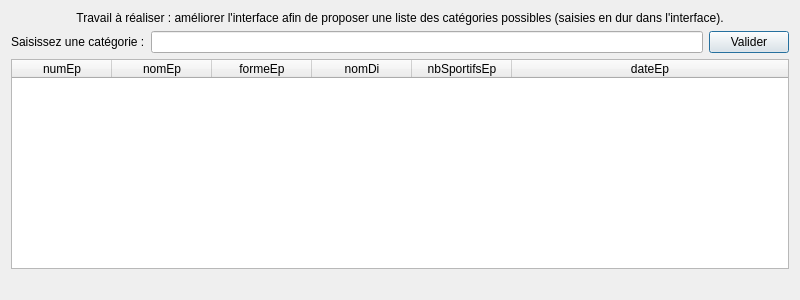
Qt form gui/fct_comp_2.ui (BenoitPE/CEBDProject) before a commit.
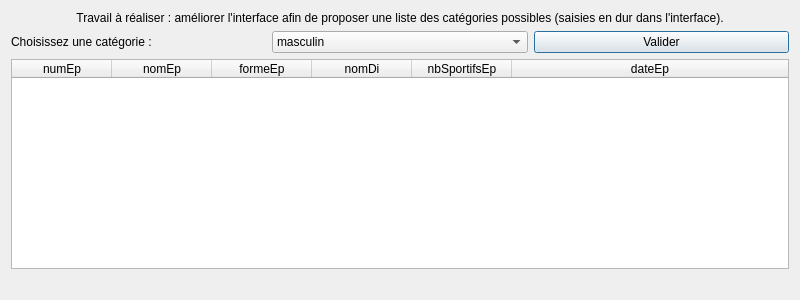
The same form after that commit.

Commit message: feat(1.5) : Ajout d'une combobox dans le fichier fct_comp_2.ui et action_fct_comp_2.py

What changed in the file:
```diff
--- a/gui/fct_comp_2.ui
+++ b/gui/fct_comp_2.ui
@@ -35,12 +35,28 @@
      <item>
       <widget class="QLabel" name="label_3">
        <property name="text">
-        <string>Saisissez une catégorie :</string>
+        <string>Choisissez une catégorie :</string>
        </property>
       </widget>
      </item>
      <item>
-      <widget class="QLineEdit" name="lineEdit_fct_comp_2"/>
+      <widget class="QComboBox" name="combobox_fct_comp_2">
+       <item>
+        <property name="text">
+         <string>masculin</string>
+        </property>
+       </item>
+       <item>
+        <property name="text">
+         <string>feminin</string>
+        </property>
+       </item>
+       <item>
+        <property name="text">
+         <string>mixte</string>
+        </property>
+       </item>
+      </widget>
      </item>
      <item>
       <widget class="QPushButton" name="pushButton_fct_comp_2">
```
The commit also changes 1 other file.
